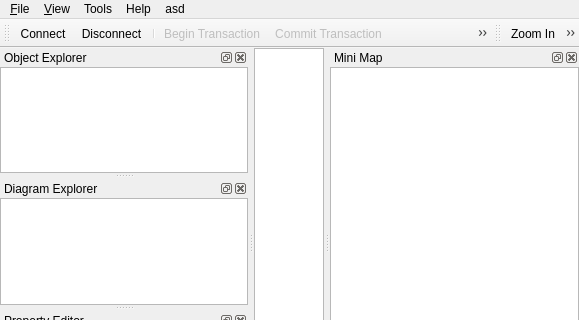
The window that branches/ultimate-repo/mainwindow/mainwindow.ui (qreal/qreal) describes before a commit, drawn with Qt 5; both pictures show x 0 to 579 and y 0 to 320 of the 579 by 458 pixel window.
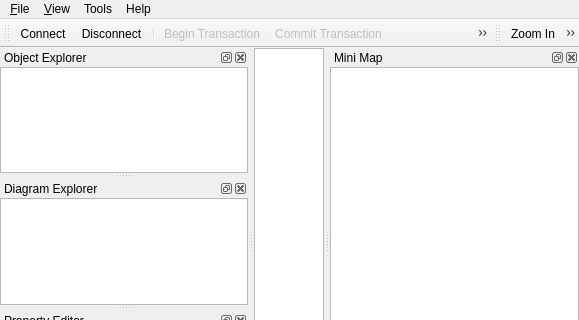
The same window after the commit. Icons and pictures are not drawn. Custom widgets are drawn as their Qt base class.

Commit message: Меню asd ликвидировано.

Diff of the .ui file:
```diff
--- a/branches/ultimate-repo/mainwindow/mainwindow.ui
+++ b/branches/ultimate-repo/mainwindow/mainwindow.ui
@@ -82,16 +82,10 @@
     </property>
     <addaction name="actionOptions" />
    </widget>
-   <widget class="QMenu" name="menuAsd" >
-    <property name="title" >
-     <string>asd</string>
-    </property>
-   </widget>
    <addaction name="menu_File" />
    <addaction name="menu_View" />
    <addaction name="menuTools" />
    <addaction name="menuHelp" />
-   <addaction name="menuAsd" />
   </widget>
   <widget class="QStatusBar" name="statusbar" />
   <widget class="QDockWidget" name="objectDock" >
```
